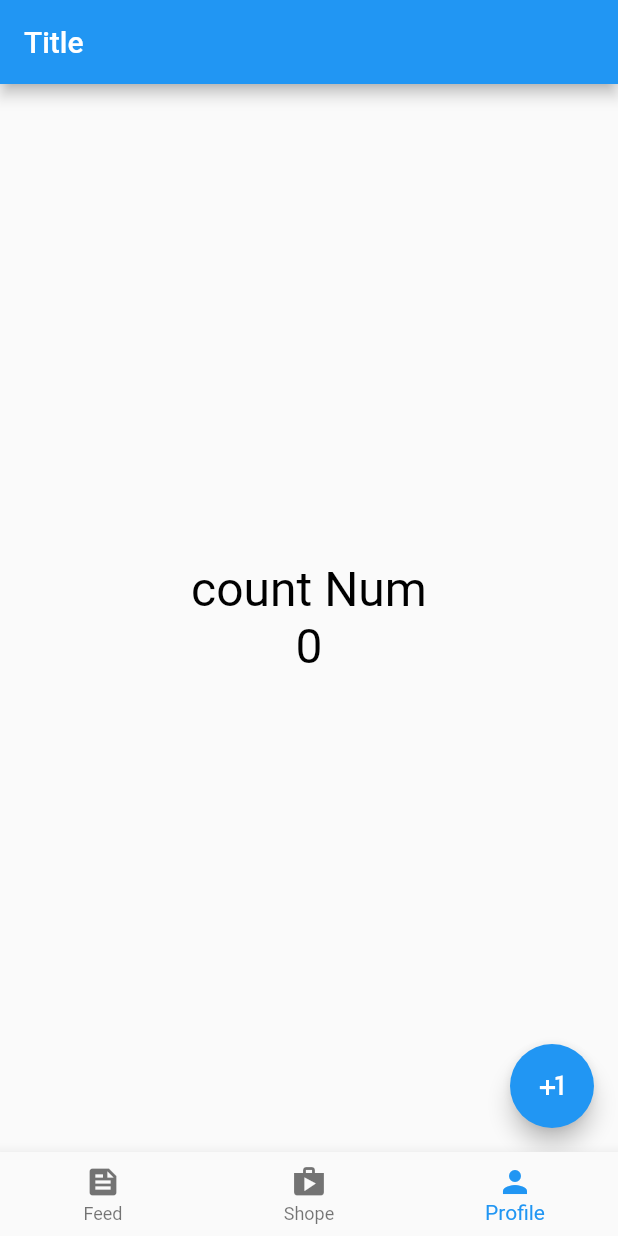
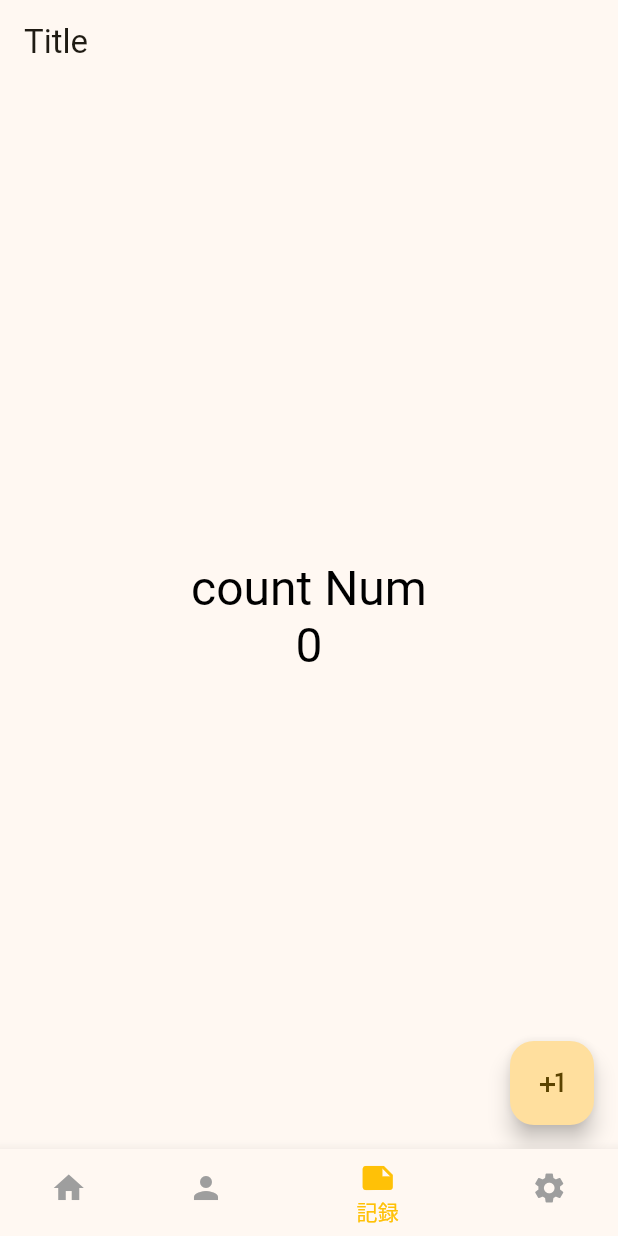
Before and after one commit to mokumoku-party/goupon_app, a Flutter app: the screen it shows after launch, item 3 of the bottom bar chosen, on a phone screen of 412 x 824 dp. Run offline on Flutter 3.47's test engine with Material 2 defaults, Android fonts, the phone set to English and light mode, and no system bars; our stand-ins replace flutter_hooks, go_router, hooks_riverpod, supabase_flutter; accounts and stored records are empty.

Commit message:
👍 BottomNavigationBarを整理した

```diff
--- a/lib/app.dart
+++ b/lib/app.dart
@@ -10,6 +10,11 @@ class App extends HookConsumerWidget {
     final appRouter = ref.watch(appRouterProvider);
 
     return MaterialApp.router(
+      theme: ThemeData(
+        colorSchemeSeed: Colors.amber,
+        useMaterial3: true,
+      ),
+      themeMode: ThemeMode.light,
       routerConfig: appRouter,
     );
   }
--- a/lib/pages/scaffold_with_navbar.dart
+++ b/lib/pages/scaffold_with_navbar.dart
@@ -4,37 +4,31 @@ import 'package:go_router/go_router.dart';
 class ScaffoldWithNavbar extends StatelessWidget {
   const ScaffoldWithNavbar(this.navigationShell, {super.key});
 
-  /// ブランチ・ナビゲーターのナビゲーション・シェルとコンテナ。
   final StatefulNavigationShell navigationShell;
 
   @override
   Widget build(BuildContext context) {
     return Scaffold(
-      body: navigationShell, // body: navigationShellは、IndexedStackをラップしています。
+      body: navigationShell,
       bottomNavigationBar: BottomNavigationBar(
-        // bottomNavigationBar: BottomNavigationBarは、ボトムナビゲーションバーを実装しています。
-        currentIndex: navigationShell
-            .currentIndex, // currentIndex: navigationShell.currentIndexは、現在のインデックスを取得しています。
+        currentIndex: navigationShell.currentIndex,
+        type: BottomNavigationBarType.shifting,
+        selectedItemColor: Colors.amber,
+        unselectedItemColor: Colors.grey,
         items: const [
-          // BottomNavigationBarItemは、ボトムナビゲーションバーのアイテムを実装しています。
-          BottomNavigationBarItem(icon: Icon(Icons.feed), label: 'Feed'),
-          BottomNavigationBarItem(icon: Icon(Icons.shop), label: 'Shope'),
-          BottomNavigationBarItem(icon: Icon(Icons.person), label: 'Profile'),
+          BottomNavigationBarItem(icon: Icon(Icons.home), label: 'ホーム'),
+          BottomNavigationBarItem(icon: Icon(Icons.person), label: '案内'),
+          BottomNavigationBarItem(icon: Icon(Icons.note), label: '記録'),
+          BottomNavigationBarItem(icon: Icon(Icons.settings), label: '設定'),
         ],
         onTap: _onTap,
       ),
     );
   }
 
-  // _onTapメソッドは、ボトムナビゲーションバーのアイテムをタップしたときに、
-  // そのアイテムのインデックスを取得して、そのインデックスに対応するブランチにナビゲートします。
   void _onTap(index) {
     navigationShell.goBranch(
       index,
-      // ボトムナビゲーションバーを使用する際の一般的なパターンは、次のようなものです。
-      // 既にアクティブになっているアイテムをタップしたときに、最初の場所に移動することをサポートすることです。
-      // この例では、この動作をサポートする方法を示します。この例では、この動作をサポートする方法を示します、
-      // goBranchのinitialLocationパラメータを使用します。
       initialLocation: index == navigationShell.currentIndex,
     );
   }
--- a/lib/routes/app_router.dart
+++ b/lib/routes/app_router.dart
@@ -5,7 +5,7 @@ import 'package:hooks_riverpod/hooks_riverpod.dart';
 
 final appRouterProvider = Provider(
   (ref) => GoRouter(
-    initialLocation: '/tab1',
+    initialLocation: '/home',
     routes: [
       StatefulShellRoute.indexedStack(
         builder: (context, state, navigationShell) =>
@@ -14,7 +14,7 @@ final appRouterProvider = Provider(
           StatefulShellBranch(
             routes: <RouteBase>[
               GoRoute(
-                path: '/tab1',
+                path: '/home',
                 builder: (context, state) {
                   return const HomePage();
                 },
@@ -24,7 +24,7 @@ final appRouterProvider = Provider(
           StatefulShellBranch(
             routes: <RouteBase>[
               GoRoute(
-                path: '/tab2',
+                path: '/guide',
                 builder: (context, state) {
                   return const HomePage();
                 },
@@ -34,7 +34,17 @@ final appRouterProvider = Provider(
           StatefulShellBranch(
             routes: <RouteBase>[
               GoRoute(
-                path: '/tab3',
+                path: '/logs',
+                builder: (context, state) {
+                  return const HomePage();
+                },
+              ),
+            ],
+          ),
+          StatefulShellBranch(
+            routes: <RouteBase>[
+              GoRoute(
+                path: '/settings',
                 builder: (context, state) {
                   return const HomePage();
                 },
```
